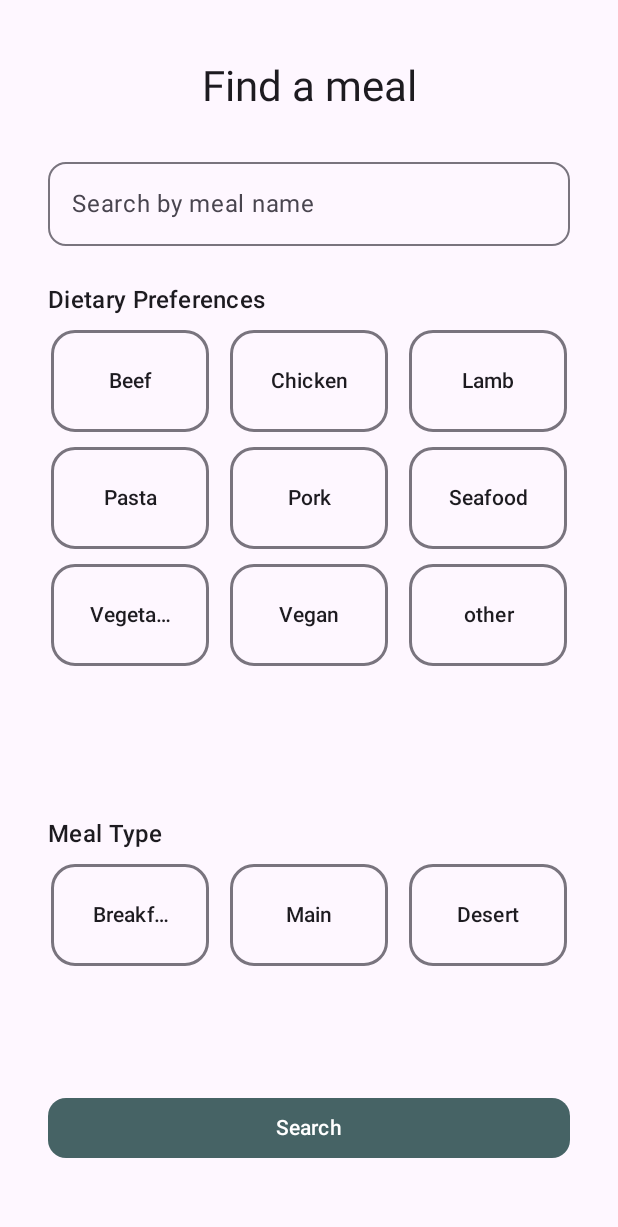
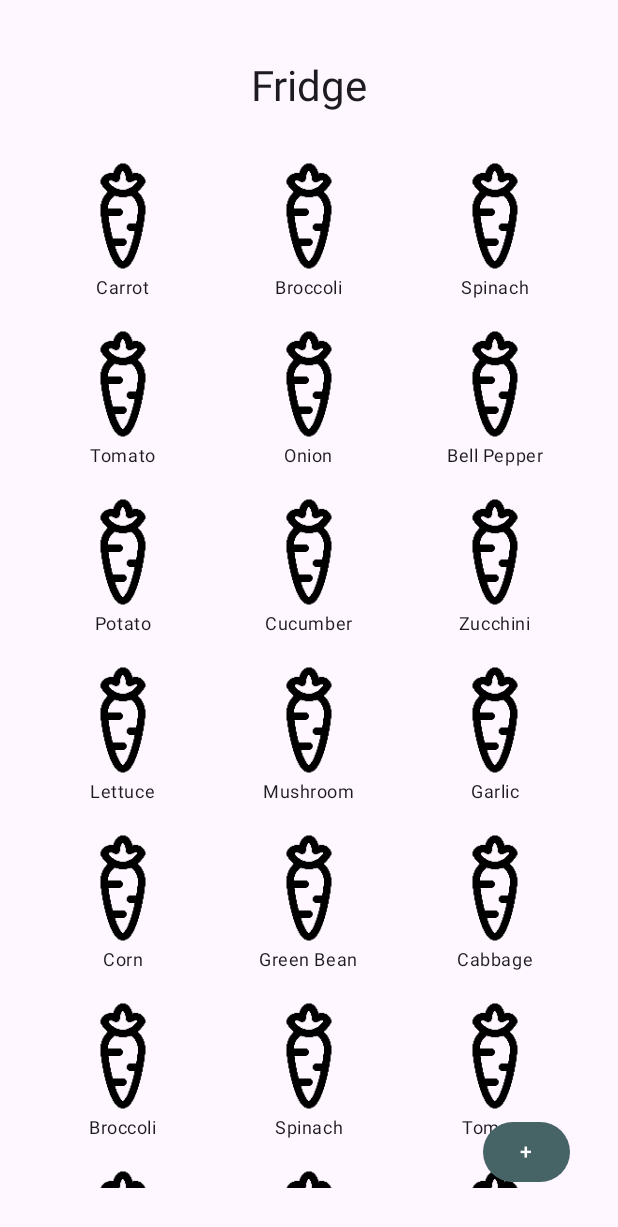
Before and after one commit to Nikolay-Ts/ReciMe, an Android app built with Jetpack Compose: the screen it shows after launch (MainActivity), after a tap on "Fridge", on a phone screen of 412 x 824 dp. Shown: the top 1227 px of the screen. Run offline under Robolectric (Android 15) with nearby library versions, the phone set to English and light mode, and no system bars; pictures from the network do not load.

Commit message:
added the grid ui but missing more depth + search feature

```diff
--- a/ReciMe/src/main/java/com/sonnenstahl/recime/Fridge.kt
+++ b/ReciMe/src/main/java/com/sonnenstahl/recime/Fridge.kt
@@ -1,18 +1,82 @@
 package com.sonnenstahl.recime
 
+import androidx.compose.foundation.layout.Arrangement
 import androidx.compose.foundation.layout.Box
+import androidx.compose.foundation.layout.Column
+import androidx.compose.foundation.layout.fillMaxSize
+import androidx.compose.foundation.layout.height
+import androidx.compose.foundation.layout.padding
+import androidx.compose.foundation.lazy.grid.GridCells
 import androidx.compose.foundation.lazy.grid.LazyVerticalGrid
+import androidx.compose.foundation.lazy.grid.items
+import androidx.compose.material3.Button
+import androidx.compose.material3.MaterialTheme
+import androidx.compose.material3.Text
 import androidx.compose.runtime.Composable
+import androidx.compose.ui.Alignment
+import androidx.compose.ui.Modifier
+import androidx.compose.ui.unit.dp
 import androidx.navigation.NavController
-import io.ktor.websocket.Frame.Text
+import coil3.compose.AsyncImage
+import com.sonnenstahl.recime.utils.AppRoutes
+import com.sonnenstahl.recime.utils.data.TEST_VEGGIES_LIST
+import com.sonnenstahl.recime.utils.data.Ingredient
 
-/**
- * display all the foods that the user has on deck
- * can pick on to add to choose a recipe or add multiple by long pressing any on the grid
- */
 @Composable
 fun Fridge(navController: NavController) {
-    Box() {
+    Box(
+        modifier =
+            Modifier
+                .fillMaxSize()
+                .padding(16.dp),
+    ) {
+        Column(
+            modifier = Modifier.fillMaxSize(),
+            horizontalAlignment = Alignment.CenterHorizontally
+        ) {
+            Text(
+                text = "Fridge",
+                style = MaterialTheme.typography.headlineMedium,
+                modifier = Modifier.padding(top = 24.dp, bottom = 16.dp),
+            )
+
+            LazyVerticalGrid(
+                columns = GridCells.Fixed(3),
+                verticalArrangement = Arrangement.spacedBy(8.dp),
+                horizontalArrangement = Arrangement.spacedBy(8.dp),
+                modifier =
+                    Modifier
+                        .weight(1f)
+                        .padding(bottom = 16.dp),
+                contentPadding = androidx.compose.foundation.layout.PaddingValues(8.dp)
+            ) {
+                items(
+                    items = TEST_VEGGIES_LIST,
+                    key = { ingredient: Ingredient -> ingredient.id }
+                ) { ingredient ->
+                    Column(
+                        horizontalAlignment = Alignment.CenterHorizontally,
+                        modifier = Modifier.padding(4.dp)
+                    ) {
+                        AsyncImage(
+                            model = ingredient.filePath,
+                            contentDescription = ingredient.name,
+                            modifier = Modifier.height(80.dp)
+                        )
+                        Text(ingredient.name, style = MaterialTheme.typography.bodySmall)
+                    }
+                }
+            }
+        }
+
+        Button(
+            onClick = { navController.navigate(AppRoutes.Home.route) },
+            modifier =
+                Modifier
+                    .align(Alignment.BottomEnd)
+                    .padding(bottom = 16.dp, end = 16.dp),
+        ) {
+            Text("+")
+        }
     }
-
 }
--- a/ReciMe/src/main/java/com/sonnenstahl/recime/Home.kt
+++ b/ReciMe/src/main/java/com/sonnenstahl/recime/Home.kt
@@ -29,20 +29,19 @@ fun Home(navigation: NavHostController) {
                 .padding(top = 50.dp)
                 .padding(horizontal = 30.dp),
     ) {
-
         Button(
-            onClick = { navigation.navigate(AppRoutes.RecipeFinder.route) },
+            onClick = { navigation.navigate(AppRoutes.Fridge.route) },
             modifier =
                 Modifier
                     .align(Alignment.TopStart),
         ) {
             Text(
-                "Fridge"
-                )
+                "Fridge",
+            )
         }
 
         Button(
-            onClick = { navigation.navigate(AppRoutes.Fridge.route) },
+            onClick = { navigation.navigate(AppRoutes.RecipeFinder.route) },
             modifier =
                 Modifier
                     .align(Alignment.TopEnd),
@@ -64,7 +63,7 @@ fun Home(navigation: NavHostController) {
             onClick = {
                 val url = "${AppRoutes.Recipes.route}/false/null"
                 navigation.navigate(url)
-              },
+            },
             modifier =
                 Modifier
                     .align(Alignment.BottomCenter)
--- a/ReciMe/src/main/java/com/sonnenstahl/recime/Navigation.kt
+++ b/ReciMe/src/main/java/com/sonnenstahl/recime/Navigation.kt
@@ -42,6 +42,5 @@ fun Navigation() {
         composable(AppRoutes.CouldNotLoad.route) {
             CouldNotLoad(navController = navController)
         }
-
     }
 }
--- a/ReciMe/src/main/java/com/sonnenstahl/recime/RecipeFinder.kt
+++ b/ReciMe/src/main/java/com/sonnenstahl/recime/RecipeFinder.kt
@@ -125,7 +125,7 @@ fun RecipeFinder(navController: NavController) {
                 val urlName = if (mealName == "") null else mealName
                 val isRecipeFinder =
                     mealTimeOptions.any { it.isChosen.value } ||
-                            meatOptions.any { it.isChosen.value }
+                        meatOptions.any { it.isChosen.value }
 
                 val url = "${AppRoutes.Recipes.route}/$isRecipeFinder/$urlName"
                 navController.navigate(url)
@@ -136,7 +136,7 @@ fun RecipeFinder(navController: NavController) {
                     .fillMaxWidth()
                     .padding(horizontal = 16.dp)
                     .padding(bottom = 32.dp),
-            shape = RoundedCornerShape(12.dp)
+            shape = RoundedCornerShape(12.dp),
         ) {
             Text("Search")
         }
--- a/ReciMe/src/main/java/com/sonnenstahl/recime/ui/theme/Theme.kt
+++ b/ReciMe/src/main/java/com/sonnenstahl/recime/ui/theme/Theme.kt
@@ -1,14 +1,10 @@
 package com.sonnenstahl.recime.ui.theme
 
-import android.os.Build
 import androidx.compose.foundation.isSystemInDarkTheme
 import androidx.compose.material3.MaterialTheme
 import androidx.compose.material3.darkColorScheme
-import androidx.compose.material3.dynamicDarkColorScheme
-import androidx.compose.material3.dynamicLightColorScheme
 import androidx.compose.material3.lightColorScheme
 import androidx.compose.runtime.Composable
-import androidx.compose.ui.platform.LocalContext
 
 private val DarkColorScheme =
     darkColorScheme(
--- a/ReciMe/src/main/java/com/sonnenstahl/recime/utils/TempStorage.kt
+++ b/ReciMe/src/main/java/com/sonnenstahl/recime/utils/TempStorage.kt
@@ -1,13 +1,10 @@
 package com.sonnenstahl.recime.utils
 
-import androidx.compose.runtime.mutableStateListOf
-import androidx.compose.runtime.snapshots.MutableSnapshot
 import coil3.Bitmap
 import com.sonnenstahl.recime.utils.data.Meal
 import com.sonnenstahl.recime.utils.data.MealOption
 import kotlinx.coroutines.flow.MutableStateFlow
 import kotlinx.coroutines.flow.asStateFlow
-import kotlinx.coroutines.flow.update
 
 /**
  * class used to minimise GET requests to the API
@@ -43,7 +40,6 @@ object TempStorage {
     val mealOptions
         get() = _mealOptions.asStateFlow()
 
-
     fun updateChosenMeal(meal: Meal?) {
         _chosenMeal.value = meal
     }
@@ -64,6 +60,7 @@ object TempStorage {
     fun updateMeatOptions(meatOption: List<MealOption>) {
         _meatOptions.value = meatOption
     }
+
     fun updateMealOptions(mealOption: List<MealOption>) {
         _mealOptions.value = mealOption
     }
--- /dev/null
+++ b/ReciMe/src/main/java/com/sonnenstahl/recime/utils/data/Ingredient.kt
@@ -0,0 +1,50 @@
+package com.sonnenstahl.recime.utils.data
+
+import kotlinx.serialization.Serializable
+import java.util.UUID
+
+/**
+ * data class to represent the ingredients in the fridge
+ *
+ * @param name given by the user or added from the recipes, can have typos or be in plural
+ * @param filePath of the image. There will be an algorithm to map the word to the closest image
+ */
+@Serializable
+data class Ingredient(
+    val id: String = UUID.randomUUID().toString(),
+    val name: String,
+    val filePath: String = "file:///android_asset/default-ingredient.png",
+)
+
+val TEST_VEGGIES_LIST: List<Ingredient> =
+    listOf(
+        Ingredient(name = "Carrot"),
+        Ingredient(name = "Broccoli"),
+        Ingredient(name = "Spinach"),
+        Ingredient(name = "Tomato"),
+        Ingredient(name = "Onion"),
+        Ingredient(name = "Bell Pepper"),
+        Ingredient(name = "Potato"),
+        Ingredient(name = "Cucumber"),
+        Ingredient(name = "Zucchini"),
+        Ingredient(name = "Lettuce"),
+        Ingredient(name = "Mushroom"),
+        Ingredient(name = "Garlic"),
+        Ingredient(name = "Corn"),
+        Ingredient(name = "Green Bean"),
+        Ingredient(name = "Cabbage"),
+        Ingredient(name = "Broccoli"),
+        Ingredient(name = "Spinach"),
+        Ingredient(name = "Tomato"),
+        Ingredient(name = "Onion"),
+        Ingredient(name = "Bell Pepper"),
+        Ingredient(name = "Potato"),
+        Ingredient(name = "Cucumber"),
+        Ingredient(name = "Zucchini"),
+        Ingredient(name = "Lettuce"),
+        Ingredient(name = "Mushroom"),
+        Ingredient(name = "Garlic"),
+        Ingredient(name = "Corn"),
+        Ingredient(name = "Green Bean"),
+        Ingredient(name = "Cabbage")
+    )
```
Also changed, not shown: ReciMe/src/main/java/com/sonnenstahl/recime/CouldNotLoad.kt (+8 -7 lines), ReciMe/src/main/java/com/sonnenstahl/recime/Loading.kt (+14 -12 lines), ReciMe/src/main/java/com/sonnenstahl/recime/Recipe.kt (+25 -20 lines), ReciMe/src/main/java/com/sonnenstahl/recime/Recipes.kt (+11 -10 lines), ReciMe/src/main/java/com/sonnenstahl/recime/utils/Client.kt (+12 -9 lines), ReciMe/src/main/assets/default-ingredient.png (added), ReciMe/src/main/java/com/sonnenstahl/recime/ui/theme/Color.kt (line endings or trailing spaces), build.gradle.kts (line endings or trailing spaces).
